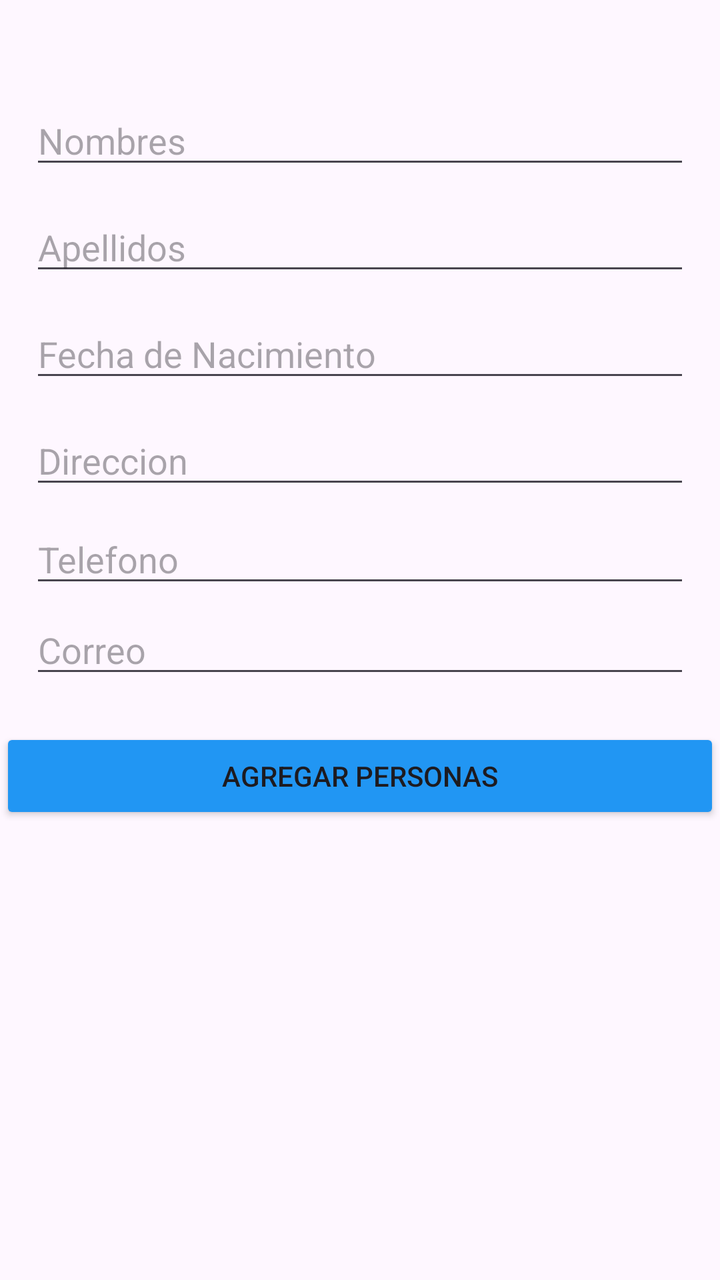
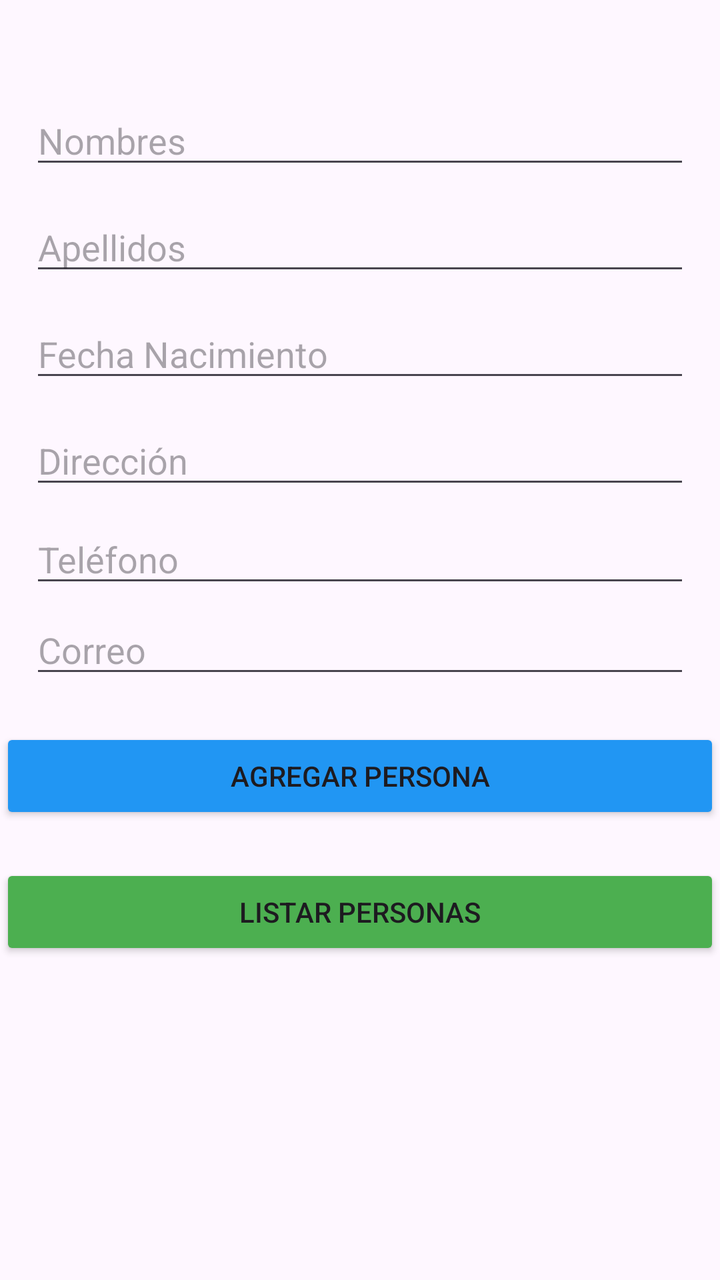

Screens rendered from an Android XML layout before and after an edit, with the pre-edit source and the edit as a unified diff.
<!-- AndroidManifest.xml: application theme Theme.AppUTH326 -->
<!-- res/layout/activity_personas.xml -->
<?xml version="1.0" encoding="utf-8"?>
<androidx.constraintlayout.widget.ConstraintLayout xmlns:android="http://schemas.android.com/apk/res/android"
    xmlns:app="http://schemas.android.com/apk/res-auto"
    xmlns:tools="http://schemas.android.com/tools"
    android:id="@+id/main"
    android:layout_width="match_parent"
    android:layout_height="match_parent"
    tools:context=".Views.ActivityPersonas">

    <EditText
        android:id="@+id/nombre"
        android:layout_width="0dp"
        android:layout_height="wrap_content"
        android:layout_marginStart="15dp"
        android:layout_marginTop="48dp"
        android:layout_marginEnd="15dp"
        android:hint="@string/Nombres"
        android:inputType="text"
        app:layout_constraintEnd_toEndOf="parent"
        app:layout_constraintHorizontal_bias="0.0"
        app:layout_constraintStart_toStartOf="parent"
        app:layout_constraintTop_toTopOf="parent" />

    <EditText
        android:id="@+id/fechaNac"
        android:layout_width="0dp"
        android:layout_height="wrap_content"
        android:layout_marginStart="15dp"
        android:layout_marginTop="12dp"
        android:layout_marginEnd="15dp"
        android:hint="@string/FechaNacimiento"
        android:inputType="text"
        app:layout_constraintEnd_toEndOf="parent"
        app:layout_constraintHorizontal_bias="0.0"
        app:layout_constraintStart_toStartOf="parent"
        app:layout_constraintTop_toBottomOf="@id/apellido" />

    <EditText
        android:id="@+id/direccion"
        android:layout_width="0dp"
        android:layout_height="wrap_content"
        android:layout_marginStart="15dp"
        android:layout_marginTop="12dp"
        android:layout_marginEnd="15dp"
        android:hint="@string/Direccion"
        android:inputType="text"
        app:layout_constraintEnd_toEndOf="parent"
        app:layout_constraintHorizontal_bias="0.0"
        app:layout_constraintStart_toStartOf="parent"
        app:layout_constraintTop_toBottomOf="@id/fechaNac" />

    <EditText
        android:id="@+id/telefono"
        android:layout_width="0dp"
        android:layout_height="wrap_content"
        android:layout_marginStart="15dp"
        android:layout_marginTop="8dp"
        android:layout_marginEnd="15dp"
        android:hint="@string/Telefono"
        android:inputType="phone"
        app:layout_constraintEnd_toEndOf="parent"
        app:layout_constraintHorizontal_bias="0.0"
        app:layout_constraintStart_toStartOf="parent"
        app:layout_constraintTop_toBottomOf="@id/direccion" />

    <EditText
        android:id="@+id/correo"
        android:layout_width="0dp"
        android:layout_height="wrap_content"
        android:layout_marginStart="15dp"
        android:layout_marginTop="4dp"
        android:layout_marginEnd="15dp"
        android:hint="@string/Correo"
        android:inputType="textEmailAddress"
        app:layout_constraintEnd_toEndOf="parent"
        app:layout_constraintHorizontal_bias="0.0"
        app:layout_constraintStart_toStartOf="parent"
        app:layout_constraintTop_toBottomOf="@id/telefono" />

    <Button
        android:id="@+id/agregarPersona"
        android:layout_width="0dp"
        android:layout_height="wrap_content"
        android:layout_marginTop="20dp"
        android:backgroundTint="#2196F3"
        android:text="@string/AgregarPersona"
        app:layout_constraintEnd_toEndOf="parent"
        app:layout_constraintHorizontal_bias="1.0"
        app:layout_constraintStart_toStartOf="parent"
        app:layout_constraintTop_toBottomOf="@id/correo" />

    <EditText
        android:id="@+id/apellido"
        android:layout_width="0dp"
        android:layout_height="wrap_content"
        android:layout_marginStart="15dp"
        android:layout_marginTop="12dp"
        android:layout_marginEnd="15dp"
        android:hint="@string/Apellidos"
        android:inputType="text"
        app:layout_constraintEnd_toEndOf="parent"
        app:layout_constraintHorizontal_bias="0.0"
        app:layout_constraintStart_toStartOf="parent"
        app:layout_constraintTop_toBottomOf="@id/nombre" />

</androidx.constraintlayout.widget.ConstraintLayout>
<!-- resources referenced by this layout -->
<resources>
  <string name="AgregarPersona">Agregar Personas</string>
  <string name="Apellidos">Apellidos</string>
  <string name="Correo">Correo</string>
  <string name="Direccion">Direccion</string>
  <string name="FechaNacimiento">Fecha de Nacimiento</string>
  <string name="Nombres">Nombres</string>
  <string name="Telefono">Telefono</string>
  <style name="Theme.AppUTH326" parent="Base.Theme.AppUTH326" />
  <style name="Base.Theme.AppUTH326" parent="Theme.Material3.DayNight.NoActionBar">
          
          
      </style>
</resources>

<!-- the commit's change to res/layout/activity_personas.xml (unified diff, before → after) -->
@@ -14,12 +14,24 @@
         android:layout_marginStart="15dp"
         android:layout_marginTop="48dp"
         android:layout_marginEnd="15dp"
-        android:hint="@string/Nombres"
+        android:hint="Nombres"
         android:inputType="text"
         app:layout_constraintEnd_toEndOf="parent"
-        app:layout_constraintHorizontal_bias="0.0"
         app:layout_constraintStart_toStartOf="parent"
         app:layout_constraintTop_toTopOf="parent" />
+
+    <EditText
+        android:id="@+id/apellido"
+        android:layout_width="0dp"
+        android:layout_height="wrap_content"
+        android:layout_marginStart="15dp"
+        android:layout_marginTop="12dp"
+        android:layout_marginEnd="15dp"
+        android:hint="Apellidos"
+        android:inputType="text"
+        app:layout_constraintEnd_toEndOf="parent"
+        app:layout_constraintStart_toStartOf="parent"
+        app:layout_constraintTop_toBottomOf="@id/nombre" />
 
     <EditText
         android:id="@+id/fechaNac"
@@ -28,10 +40,9 @@
         android:layout_marginStart="15dp"
         android:layout_marginTop="12dp"
         android:layout_marginEnd="15dp"
-        android:hint="@string/FechaNacimiento"
+        android:hint="Fecha Nacimiento"
         android:inputType="text"
         app:layout_constraintEnd_toEndOf="parent"
-        app:layout_constraintHorizontal_bias="0.0"
         app:layout_constraintStart_toStartOf="parent"
         app:layout_constraintTop_toBottomOf="@id/apellido" />
 
@@ -42,10 +53,9 @@
         android:layout_marginStart="15dp"
         android:layout_marginTop="12dp"
         android:layout_marginEnd="15dp"
-        android:hint="@string/Direccion"
+        android:hint="Dirección"
         android:inputType="text"
         app:layout_constraintEnd_toEndOf="parent"
-        app:layout_constraintHorizontal_bias="0.0"
         app:layout_constraintStart_toStartOf="parent"
         app:layout_constraintTop_toBottomOf="@id/fechaNac" />
 
@@ -56,10 +66,9 @@
         android:layout_marginStart="15dp"
         android:layout_marginTop="8dp"
         android:layout_marginEnd="15dp"
-        android:hint="@string/Telefono"
+        android:hint="Teléfono"
         android:inputType="phone"
         app:layout_constraintEnd_toEndOf="parent"
-        app:layout_constraintHorizontal_bias="0.0"
         app:layout_constraintStart_toStartOf="parent"
         app:layout_constraintTop_toBottomOf="@id/direccion" />
 
@@ -70,10 +79,9 @@
         android:layout_marginStart="15dp"
         android:layout_marginTop="4dp"
         android:layout_marginEnd="15dp"
-        android:hint="@string/Correo"
+        android:hint="Correo"
         android:inputType="textEmailAddress"
         app:layout_constraintEnd_toEndOf="parent"
-        app:layout_constraintHorizontal_bias="0.0"
         app:layout_constraintStart_toStartOf="parent"
         app:layout_constraintTop_toBottomOf="@id/telefono" />
 
@@ -83,24 +91,31 @@
         android:layout_height="wrap_content"
         android:layout_marginTop="20dp"
         android:backgroundTint="#2196F3"
-        android:text="@string/AgregarPersona"
+        android:text="Agregar Persona"
         app:layout_constraintEnd_toEndOf="parent"
-        app:layout_constraintHorizontal_bias="1.0"
         app:layout_constraintStart_toStartOf="parent"
         app:layout_constraintTop_toBottomOf="@id/correo" />
 
-    <EditText
-        android:id="@+id/apellido"
+    
+    <Button
+        android:id="@+id/listarPersonas"
         android:layout_width="0dp"
         android:layout_height="wrap_content"
-        android:layout_marginStart="15dp"
-        android:layout_marginTop="12dp"
-        android:layout_marginEnd="15dp"
-        android:hint="@string/Apellidos"
-        android:inputType="text"
+        android:layout_marginTop="20dp"
+        android:backgroundTint="#4CAF50"
+        android:text="Listar Personas"
         app:layout_constraintEnd_toEndOf="parent"
-        app:layout_constraintHorizontal_bias="0.0"
         app:layout_constraintStart_toStartOf="parent"
-        app:layout_constraintTop_toBottomOf="@id/nombre" />
+        app:layout_constraintTop_toBottomOf="@id/agregarPersona" />
 
+    
+    <ListView
+        android:id="@+id/listViewPersonas"
+        android:layout_width="0dp"
+        android:layout_height="0dp"
+        android:layout_marginTop="20dp"
+        app:layout_constraintTop_toBottomOf="@id/listarPersonas"
+        app:layout_constraintStart_toStartOf="parent"
+        app:layout_constraintEnd_toEndOf="parent"
+        app:layout_constraintBottom_toBottomOf="parent"/>
 </androidx.constraintlayout.widget.ConstraintLayout>
<!-- resource entries referenced after the edit -->
@@ -1,12 +1,5 @@
 <!-- resources referenced by this layout -->
 <resources>
-  <string name="AgregarPersona">Agregar Personas</string>
-  <string name="Apellidos">Apellidos</string>
-  <string name="Correo">Correo</string>
-  <string name="Direccion">Direccion</string>
-  <string name="FechaNacimiento">Fecha de Nacimiento</string>
-  <string name="Nombres">Nombres</string>
-  <string name="Telefono">Telefono</string>
   <style name="Theme.AppUTH326" parent="Base.Theme.AppUTH326" />
   <style name="Base.Theme.AppUTH326" parent="Theme.Material3.DayNight.NoActionBar">
           
